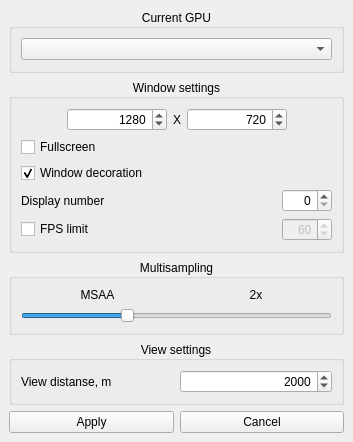
Before: the Qt Designer form launcher/forms/graphsettingswindow.ui in maisvendoo/RRS, drawn with Qt 5.
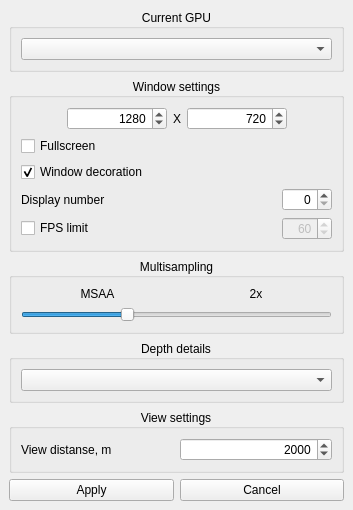
After: the same form once the commit is applied.

The edit to the form file:
```diff
--- a/launcher/forms/graphsettingswindow.ui
+++ b/launcher/forms/graphsettingswindow.ui
@@ -10,7 +10,7 @@
     <x>0</x>
     <y>0</y>
     <width>353</width>
-    <height>442</height>
+    <height>506</height>
    </rect>
   </property>
   <property name="sizePolicy">
@@ -23,9 +23,9 @@
    <string>Graphics settings</string>
   </property>
   <widget class="QWidget" name="centralwidget">
-   <layout class="QVBoxLayout" name="verticalLayout_6">
+   <layout class="QVBoxLayout" name="verticalLayout_7">
     <item>
-     <layout class="QVBoxLayout" name="verticalLayout" stretch="0,0,0,0,0">
+     <layout class="QVBoxLayout" name="verticalLayout" stretch="0,0,0,0,0,0">
       <item>
        <widget class="QGroupBox" name="groupBox">
         <property name="title">
@@ -297,6 +297,21 @@
         </layout>
        </widget>
       </item>
+      <item>
+       <widget class="QGroupBox" name="groupBox_5">
+        <property name="title">
+         <string>Depth details</string>
+        </property>
+        <property name="alignment">
+         <set>Qt::AlignCenter</set>
+        </property>
+        <layout class="QVBoxLayout" name="verticalLayout_6">
+         <item>
+          <widget class="QComboBox" name="cbDepthDetails"/>
+         </item>
+        </layout>
+       </widget>
+      </item>
       <item>
        <widget class="QGroupBox" name="groupBox_3">
         <property name="title">
```
